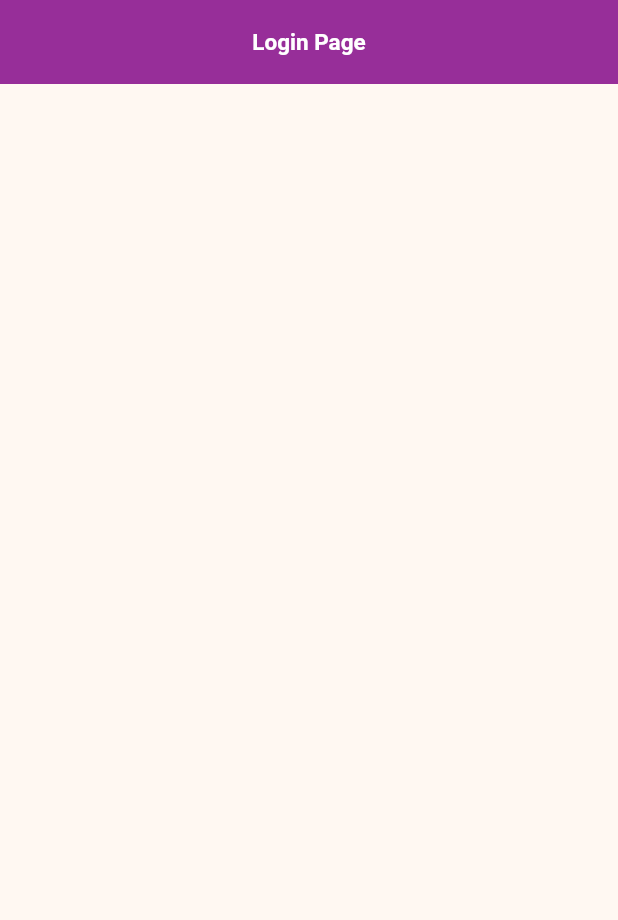
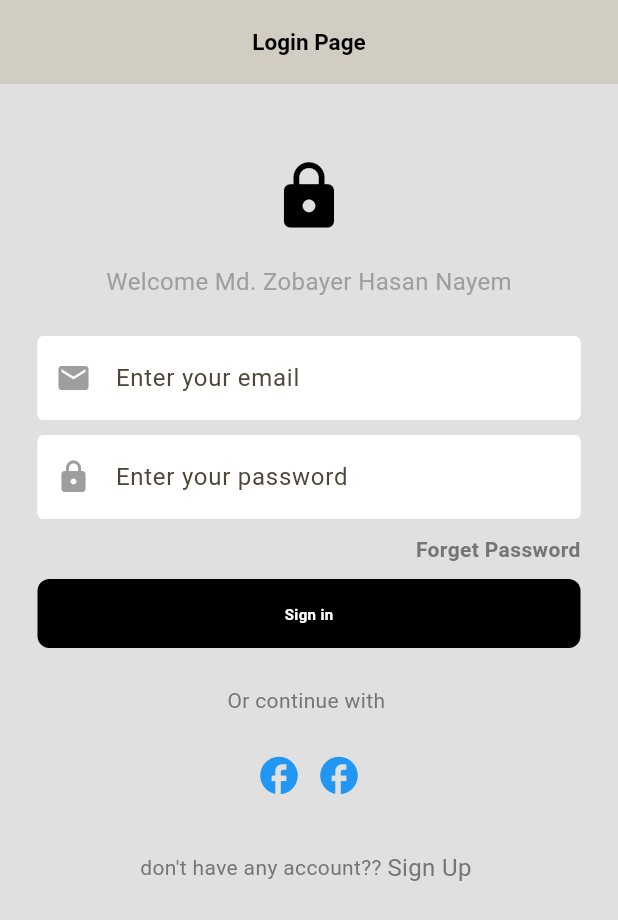
Before and after one commit to zobayerdev/Flutter_Login_Signup, a Flutter app: the screen it shows after launch, on a phone screen of 412 x 824 dp. Shown: the top 920 px of the screen. Run offline on Flutter 3.47's test engine with Material 3 defaults, Android fonts, the phone set to English and light mode, and no system bars; our stand-ins replace device_preview.

Commit message:
login page upload

```diff
--- /dev/null
+++ b/lib/components/my_button.dart
@@ -0,0 +1,23 @@
+import 'package:flutter/material.dart';
+
+class MyButton extends StatelessWidget {
+  const MyButton({super.key});
+
+  @override
+  Widget build(BuildContext context) {
+    return GestureDetector(
+      onTap: (){},
+      child: Container(
+        padding: const EdgeInsets.all(16),
+        margin: const EdgeInsets.symmetric(horizontal: 25),
+        decoration: BoxDecoration(
+          color: Colors.black,
+          borderRadius: BorderRadius.circular(8),
+        ),
+        child: const Center(
+          child: Text("Sign in", style: TextStyle(color: Colors.white, fontWeight: FontWeight.bold, fontSize: 10),),
+        ),
+      ),
+    );
+  }
+}
--- /dev/null
+++ b/lib/components/my_emailField.dart
@@ -0,0 +1,29 @@
+import 'package:flutter/material.dart';
+
+class MyEmailField extends StatelessWidget {
+  const MyEmailField({super.key});
+
+  @override
+  Widget build(BuildContext context) {
+    return Padding(
+      padding: const EdgeInsets.symmetric(horizontal: 25.0),
+      child: TextFormField(
+        decoration: const InputDecoration(
+          hintText: "Enter your email",
+          prefixIcon:  Icon(
+            Icons.email,
+            color: Colors.grey,
+          ),
+          enabledBorder: OutlineInputBorder(
+            borderSide: BorderSide(color: Colors.white),
+          ),
+          focusedBorder: OutlineInputBorder(
+            borderSide: BorderSide(color: Colors.white),
+          ),
+          fillColor: Colors.white,
+          filled: true,
+        ),
+      ),
+    );
+  }
+}
--- /dev/null
+++ b/lib/components/my_passField.dart
@@ -0,0 +1,29 @@
+import 'package:flutter/material.dart';
+
+class MypassField extends StatelessWidget {
+  const MypassField({super.key});
+
+  @override
+  Widget build(BuildContext context) {
+    return Padding(
+      padding: const EdgeInsets.symmetric(horizontal: 25.0),
+      child: TextFormField(
+        decoration: const InputDecoration(
+          hintText: "Enter your password",
+          prefixIcon:  Icon(
+            Icons.lock,
+            color: Colors.grey,
+          ),
+          enabledBorder: OutlineInputBorder(
+            borderSide: BorderSide(color: Colors.white),
+          ),
+          focusedBorder: OutlineInputBorder(
+            borderSide: BorderSide(color: Colors.white),
+          ),
+          fillColor: Colors.white,
+          filled: true,
+        ),
+      ),
+    );
+  }
+}
--- a/lib/main.dart
+++ b/lib/main.dart
@@ -24,7 +24,7 @@ class MyApp extends StatelessWidget {
         colorScheme: ColorScheme.fromSeed(seedColor: Colors.amber),
         useMaterial3: true,
       ),
-      home:  Login(),
+      home: const Login(),
     );
   }
 }
--- a/lib/screens/login.dart
+++ b/lib/screens/login.dart
@@ -1,17 +1,82 @@
 import 'package:flutter/material.dart';
+import 'package:flutter_login_signup/components/my_button.dart';
+import 'package:flutter_login_signup/components/my_emailField.dart';
+import 'package:flutter_login_signup/components/my_passField.dart';
 
 class Login extends StatelessWidget {
-  Login({super.key});
+  const Login({super.key});
 
   @override
   Widget build(BuildContext context) {
     return Scaffold(
-      appBar:AppBar(
-        title:const Text("Login Page", style: TextStyle(fontSize: 15.0, fontWeight: FontWeight.bold),),
+      backgroundColor: Colors.grey[300],
+      appBar: AppBar(
+        title: const Text(
+          "Login Page",
+          style: TextStyle(fontSize: 15.0, fontWeight: FontWeight.bold),
+        ),
         centerTitle: true,
-        backgroundColor: Colors.purple,
-        foregroundColor: Colors.white,
+        backgroundColor: Colors.grey[300],
+        foregroundColor: Colors.black,
         elevation: 20.0,
+      ),
+      body: SafeArea(
+        child: Center(
+          child: Column(
+            children: [
+              SizedBox(height: 50),
+              Icon(Icons.lock, size: 50.0, color: Colors.black),
+              SizedBox(height: 20),
+              Text(
+                "Welcome Md. Zobayer Hasan Nayem",
+                style: TextStyle(color: Colors.grey, fontSize: 16),
+              ),
+              SizedBox(height: 25),
+              const MyEmailField(),
+              SizedBox(height: 10),
+              const MypassField(),
+              SizedBox(height: 10),
+              Padding(
+                padding: const EdgeInsets.symmetric(horizontal: 25.0),
+                child: Row(
+                  mainAxisAlignment: MainAxisAlignment.end,
+                  children: [
+                  Text(
+                    "Forget Password",
+                    style: TextStyle(
+                        fontWeight: FontWeight.bold, color: Colors.grey[600]),
+                  )
+                ]),
+              ),
+              const SizedBox(height: 10),
+              const MyButton(),
+              const SizedBox(height: 25,),
+              Row(
+                mainAxisAlignment: MainAxisAlignment.center,
+                children: [
+                  Text("Or continue with ", style: TextStyle(color: Colors.grey[600]),),
+                ],
+              ),
+              const SizedBox(height: 25,),
+              const Row(
+                mainAxisAlignment: MainAxisAlignment.center,
+                children: [
+                  Icon(Icons.facebook, size: 30.0, color: Colors.blue),
+                  SizedBox(width: 10.0,),
+                  Icon(Icons.facebook, size: 30.0, color: Colors.blue),
+                ],
+              ),
+              const SizedBox(height: 35,),
+              Row(
+                mainAxisAlignment: MainAxisAlignment.center,
+                children: [
+                  Text("don't have any account?? ", style: TextStyle(fontSize: 14,color: Colors.grey[600]),),
+                  Text("Sign Up ", style: TextStyle(fontSize: 16,color: Colors.grey[600]),),
+                ],
+              ),
+            ],
+          ),
+        ),
       ),
     );
   }
--- a/lib/screens/signup.dart
+++ b/lib/screens/signup.dart
@@ -0,0 +1,10 @@
+import 'package:flutter/material.dart';
+
+class Signup extends StatelessWidget {
+  const Signup({super.key});
+
+  @override
+  Widget build(BuildContext context) {
+    return const Placeholder();
+  }
+}
```
Also changed, not shown: docs/assets/fonts/MaterialIcons-Regular.otf, 4 other files.
